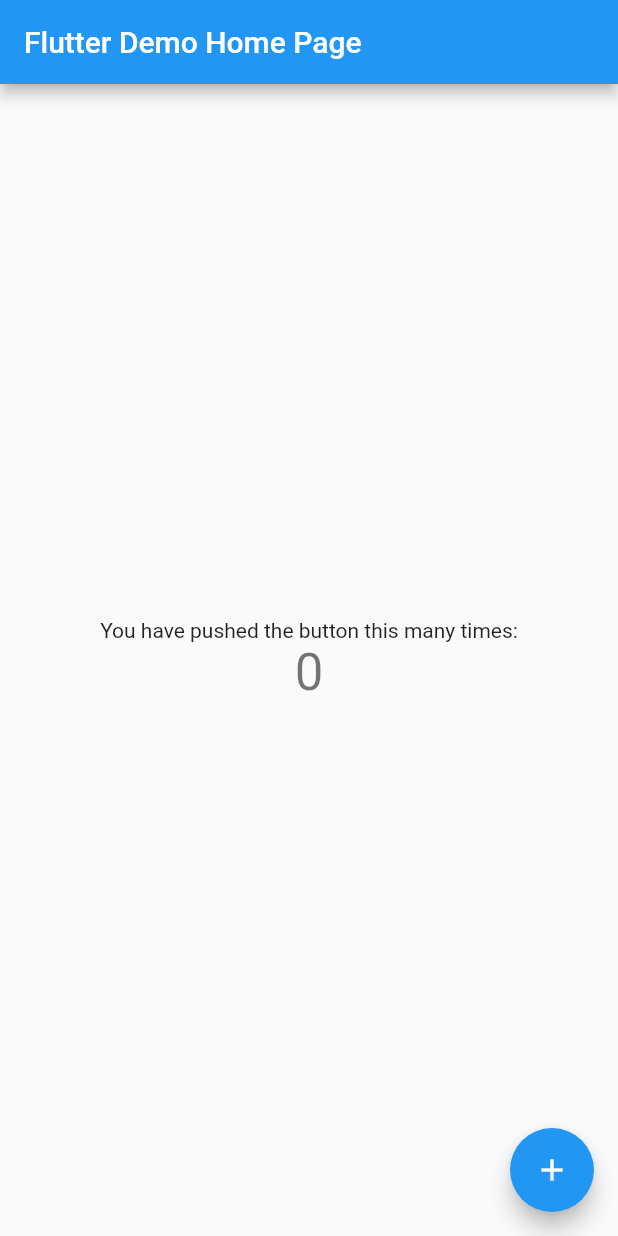
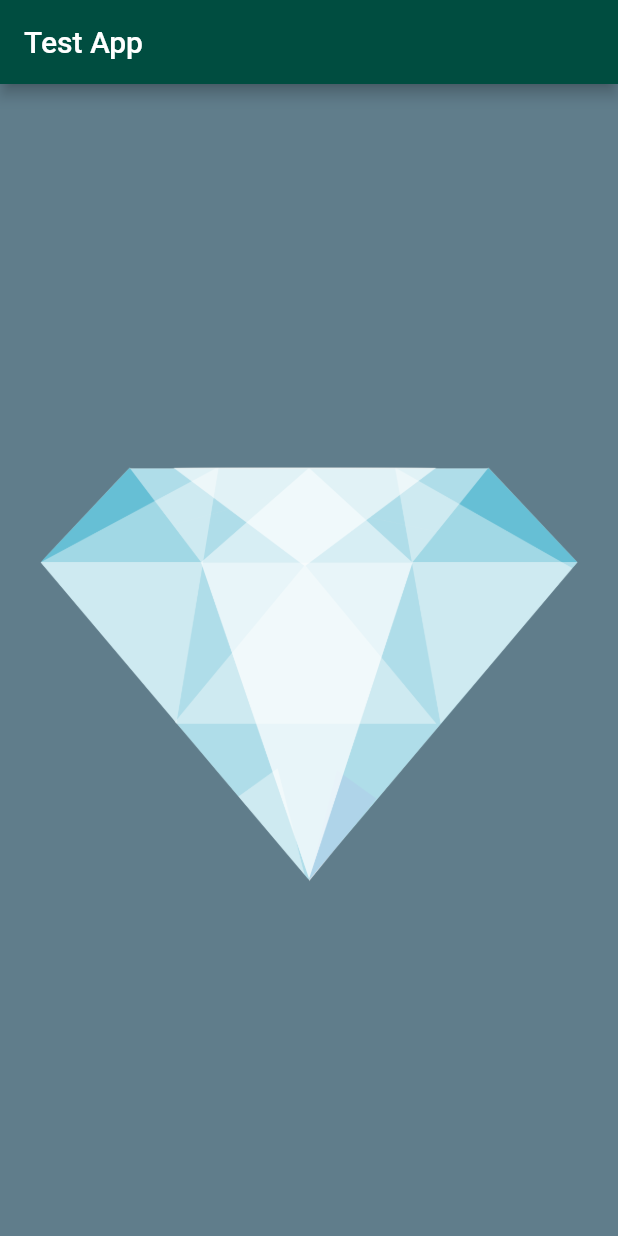
Before and after one commit to jun64/testapp, a Flutter app: the screen it shows after launch, on a phone screen of 412 x 824 dp. Run offline on Flutter 3.47's test engine with Material 2 defaults, Android fonts, the phone set to English and light mode, and no system bars.

Commit message:
I am rich app

```diff
--- a/lib/main.dart
+++ b/lib/main.dart
@@ -1,113 +1,22 @@
 import 'package:flutter/material.dart';
 
 void main() {
-  runApp(MyApp());
+  runApp(
+    MaterialApp(
+      home: Scaffold(
+        backgroundColor: Colors.blueGrey,
+        appBar: AppBar(
+          title: Text('Test App'),
+          backgroundColor: Colors.teal[900],
+        ),
+        body: Center(
+          child: Image(
+            image: AssetImage('images/diamond.png'),
+          ),
+        ),
+      ),
+    ),
+  );
 }
 
-class MyApp extends StatelessWidget {
-  // This widget is the root of your application.
-  @override
-  Widget build(BuildContext context) {
-    return MaterialApp(
-      title: 'Flutter Demo',
-      theme: ThemeData(
-        // This is the theme of your application.
-        //
-        // Try running your application with "flutter run". You'll see the
-        // application has a blue toolbar. Then, without quitting the app, try
-        // changing the primarySwatch below to Colors.green and then invoke
-        // "hot reload" (press "r" in the console where you ran "flutter run",
-        // or simply save your changes to "hot reload" in a Flutter IDE).
-        // Notice that the counter didn't reset back to zero; the application
-        // is not restarted.
-        primarySwatch: Colors.blue,
-      ),
-      home: MyHomePage(title: 'Flutter Demo Home Page'),
-    );
-  }
-}
-
-class MyHomePage extends StatefulWidget {
-  MyHomePage({Key key, this.title}) : super(key: key);
-
-  // This widget is the home page of your application. It is stateful, meaning
-  // that it has a State object (defined below) that contains fields that affect
-  // how it looks.
-
-  // This class is the configuration for the state. It holds the values (in this
-  // case the title) provided by the parent (in this case the App widget) and
-  // used by the build method of the State. Fields in a Widget subclass are
-  // always marked "final".
-
-  final String title;
-
-  @override
-  _MyHomePageState createState() => _MyHomePageState();
-}
-
-class _MyHomePageState extends State<MyHomePage> {
-  int _counter = 0;
-
-  void _incrementCounter() {
-    setState(() {
-      // This call to setState tells the Flutter framework that something has
-      // changed in this State, which causes it to rerun the build method below
-      // so that the display can reflect the updated values. If we changed
-      // _counter without calling setState(), then the build method would not be
-      // called again, and so nothing would appear to happen.
-      _counter++;
-    });
-  }
-
-  @override
-  Widget build(BuildContext context) {
-    // This method is rerun every time setState is called, for instance as done
-    // by the _incrementCounter method above.
-    //
-    // The Flutter framework has been optimized to make rerunning build methods
-    // fast, so that you can just rebuild anything that needs updating rather
-    // than having to individually change instances of widgets.
-    return Scaffold(
-      appBar: AppBar(
-        // Here we take the value from the MyHomePage object that was created by
-        // the App.build method, and use it to set our appbar title.
-        title: Text(widget.title),
-      ),
-      body: Center(
-        // Center is a layout widget. It takes a single child and positions it
-        // in the middle of the parent.
-        child: Column(
-          // Column is also a layout widget. It takes a list of children and
-          // arranges them vertically. By default, it sizes itself to fit its
-          // children horizontally, and tries to be as tall as its parent.
-          //
-          // Invoke "debug painting" (press "p" in the console, choose the
-          // "Toggle Debug Paint" action from the Flutter Inspector in Android
-          // Studio, or the "Toggle Debug Paint" command in Visual Studio Code)
-          // to see the wireframe for each widget.
-          //
-          // Column has various properties to control how it sizes itself and
-          // how it positions its children. Here we use mainAxisAlignment to
-          // center the children vertically; the main axis here is the vertical
-          // axis because Columns are vertical (the cross axis would be
-          // horizontal).
-          mainAxisAlignment: MainAxisAlignment.center,
-          children: <Widget>[
-            Text(
-              'You have pushed the button this many times:',
-            ),
-            Text(
-              '$_counter',
-              style: Theme.of(context).textTheme.headline4,
-            ),
-          ],
-        ),
-      ),
-      floatingActionButton: FloatingActionButton(
-        onPressed: _incrementCounter,
-        tooltip: 'Increment',
-        child: Icon(Icons.add),
-      ), // This trailing comma makes auto-formatting nicer for build methods.
-    );
-  }
-}
+// draw.io structure
--- a/pubspec.yaml
+++ b/pubspec.yaml
@@ -45,9 +45,9 @@ flutter:
   uses-material-design: true
 
   # To add assets to your application, add an assets section, like this:
-  # assets:
-  #   - images/a_dot_burr.jpeg
-  #   - images/a_dot_ham.jpeg
+  assets:
+    - images/
+  # - images/diamond.png   works too
 
   # An image asset can refer to one or more resolution-specific "variants", see
   # https://flutter.dev/assets-and-images/#resolution-aware.
```
Also changed, not shown: images/diamond.png (added), 22 other files.
